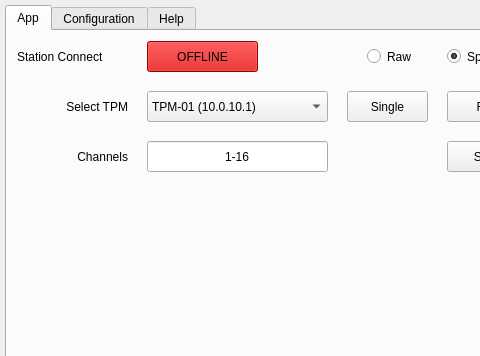
Above: skalab_live.ui from amattana/skalab before the change; both pictures show x 0 to 480 and y 0 to 356 of the 1171 by 918 pixel window. Below: the same form after it.
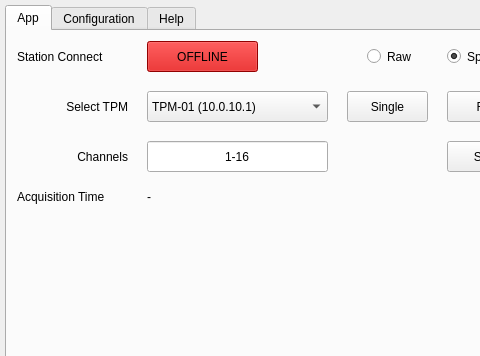
That is the form after the change.

Commit message: Continuous Live Acquisitions

Diff of the .ui file:
```diff
--- a/skalab_live.ui
+++ b/skalab_live.ui
@@ -693,6 +693,44 @@
       </rect>
      </property>
     </widget>
+    <widget class="QLabel" name="qlabel_time">
+     <property name="geometry">
+      <rect>
+       <x>10</x>
+       <y>150</y>
+       <width>121</width>
+       <height>31</height>
+      </rect>
+     </property>
+     <property name="layoutDirection">
+      <enum>Qt::LeftToRight</enum>
+     </property>
+     <property name="text">
+      <string>Acquisition Time</string>
+     </property>
+     <property name="alignment">
+      <set>Qt::AlignLeading|Qt::AlignLeft|Qt::AlignVCenter</set>
+     </property>
+    </widget>
+    <widget class="QLabel" name="qlabel_tstamp">
+     <property name="geometry">
+      <rect>
+       <x>140</x>
+       <y>150</y>
+       <width>181</width>
+       <height>31</height>
+      </rect>
+     </property>
+     <property name="layoutDirection">
+      <enum>Qt::LeftToRight</enum>
+     </property>
+     <property name="text">
+      <string>-</string>
+     </property>
+     <property name="alignment">
+      <set>Qt::AlignLeading|Qt::AlignLeft|Qt::AlignVCenter</set>
+     </property>
+    </widget>
    </widget>
    <widget class="QWidget" name="qtab_conf">
     <attribute name="title">
```
The commit also changes 3 other files.
